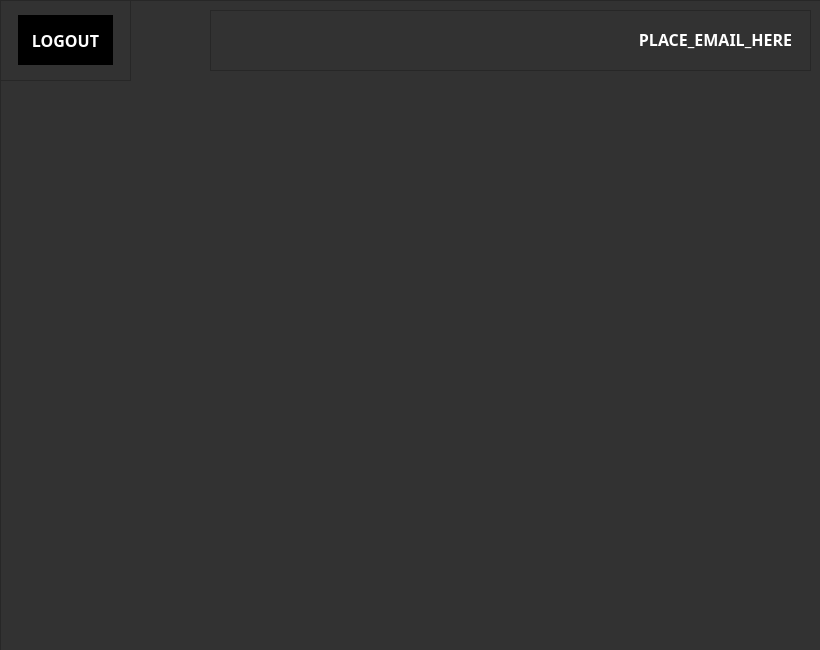
First picture: the form in frontend/ui/UserHubWindow.ui, repository mxrked/Animeplex, before the edit.
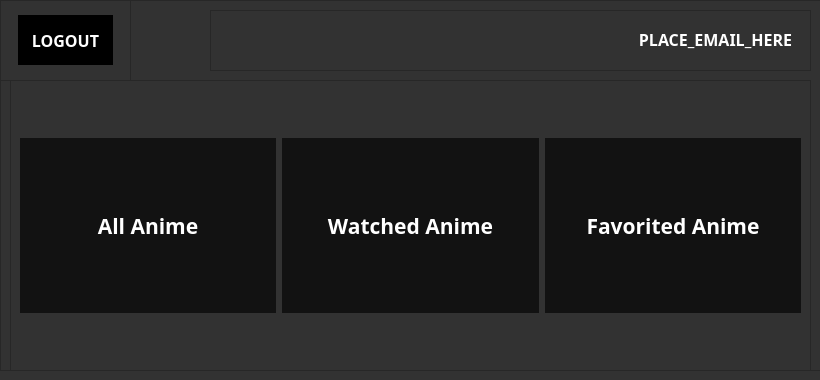
Second picture: the form after the edit.

Diff of the .ui file:
```diff
--- a/frontend/ui/UserHubWindow.ui
+++ b/frontend/ui/UserHubWindow.ui
@@ -7,19 +7,19 @@
     <x>0</x>
     <y>0</y>
     <width>820</width>
-    <height>650</height>
+    <height>380</height>
    </rect>
   </property>
   <property name="minimumSize">
    <size>
     <width>820</width>
-    <height>650</height>
+    <height>380</height>
    </size>
   </property>
   <property name="maximumSize">
    <size>
     <width>820</width>
-    <height>650</height>
+    <height>380</height>
    </size>
   </property>
   <property name="windowTitle">
@@ -35,7 +35,7 @@
       <x>0</x>
       <y>0</y>
       <width>821</width>
-      <height>651</height>
+      <height>371</height>
      </rect>
     </property>
     <property name="styleSheet">
@@ -163,6 +163,133 @@
       </item>
      </layout>
     </widget>
+    <widget class="QFrame" name="UserHubWindow_WindowBtnsFrame">
+     <property name="geometry">
+      <rect>
+       <x>10</x>
+       <y>80</y>
+       <width>801</width>
+       <height>291</height>
+      </rect>
+     </property>
+     <property name="frameShape">
+      <enum>QFrame::StyledPanel</enum>
+     </property>
+     <property name="frameShadow">
+      <enum>QFrame::Raised</enum>
+     </property>
+     <layout class="QHBoxLayout" name="horizontalLayout_2">
+      <item>
+       <layout class="QHBoxLayout" name="horizontalLayout">
+        <item>
+         <widget class="QPushButton" name="UserHubWindow_ViewAllAnimeBtn">
+          <property name="minimumSize">
+           <size>
+            <width>0</width>
+            <height>175</height>
+           </size>
+          </property>
+          <property name="font">
+           <font>
+            <family>Noto Sans</family>
+            <pointsize>16</pointsize>
+            <weight>75</weight>
+            <bold>true</bold>
+           </font>
+          </property>
+          <property name="cursor">
+           <cursorShape>PointingHandCursor</cursorShape>
+          </property>
+          <property name="styleSheet">
+           <string notr="true">QPushButton {
+	background-color: rgb(18, 18, 18);
+	color: white;
+	border: none;
+}
+
+QPushButton::hover {
+	background-color: rgb(140, 4, 24);
+}</string>
+          </property>
+          <property name="text">
+           <string>All Anime</string>
+          </property>
+         </widget>
+        </item>
+        <item>
+         <widget class="QPushButton" name="UserHubWindow_ViewWatchedAnimeBtn">
+          <property name="minimumSize">
+           <size>
+            <width>0</width>
+            <height>175</height>
+           </size>
+          </property>
+          <property name="font">
+           <font>
+            <family>Noto Sans</family>
+            <pointsize>16</pointsize>
+            <weight>75</weight>
+            <bold>true</bold>
+           </font>
+          </property>
+          <property name="cursor">
+           <cursorShape>PointingHandCursor</cursorShape>
+          </property>
+          <property name="styleSheet">
+           <string notr="true">QPushButton {
+	background-color: rgb(18, 18, 18);
+	color: white;
+	border: none;
+}
+
+QPushButton::hover {
+	background-color: rgb(140, 4, 24);
+}</string>
+          </property>
+          <property name="text">
+           <string>Watched Anime</string>
+          </property>
+         </widget>
+        </item>
+        <item>
+         <widget class="QPushButton" name="UserHubWindow_ViewFavoritedAnimeBtn">
+          <property name="minimumSize">
+           <size>
+            <width>0</width>
+            <height>175</height>
+           </size>
+          </property>
+          <property name="font">
+           <font>
+            <family>Noto Sans</family>
+            <pointsize>16</pointsize>
+            <weight>75</weight>
+            <bold>true</bold>
+           </font>
+          </property>
+          <property name="cursor">
+           <cursorShape>PointingHandCursor</cursorShape>
+          </property>
+          <property name="styleSheet">
+           <string notr="true">QPushButton {
+	background-color: rgb(18, 18, 18);
+	color: white;
+	border: none;
+}
+
+QPushButton::hover {
+	background-color: rgb(140, 4, 24);
+}</string>
+          </property>
+          <property name="text">
+           <string>Favorited Anime</string>
+          </property>
+         </widget>
+        </item>
+       </layout>
+      </item>
+     </layout>
+    </widget>
    </widget>
   </widget>
  </widget>
```
